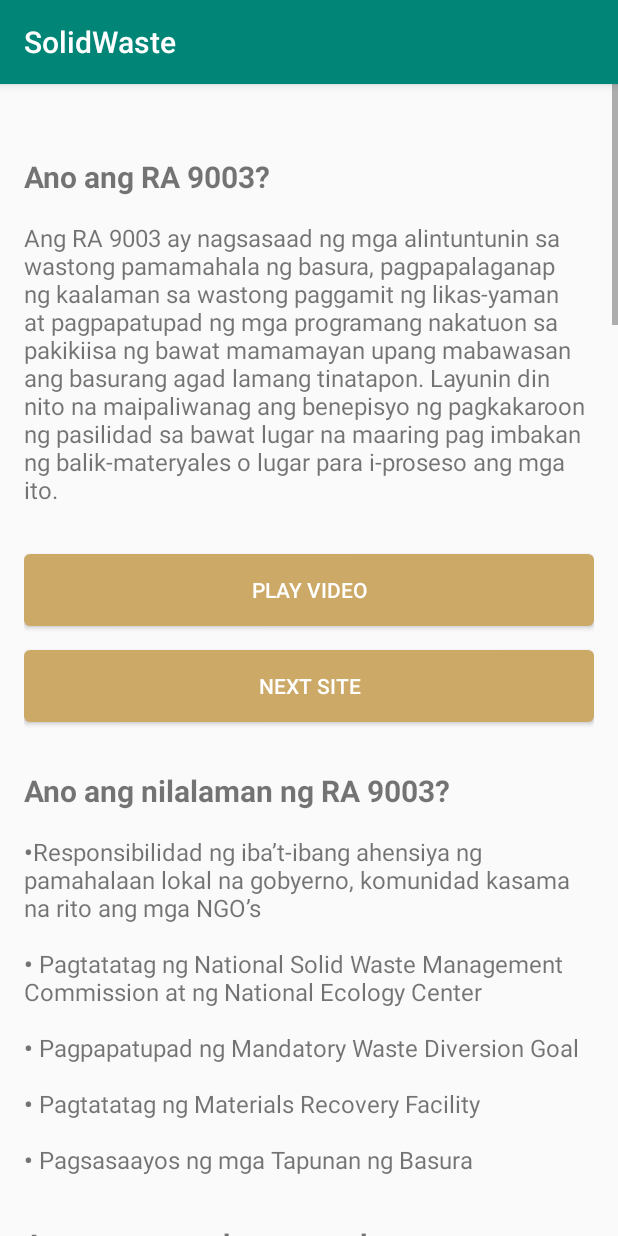
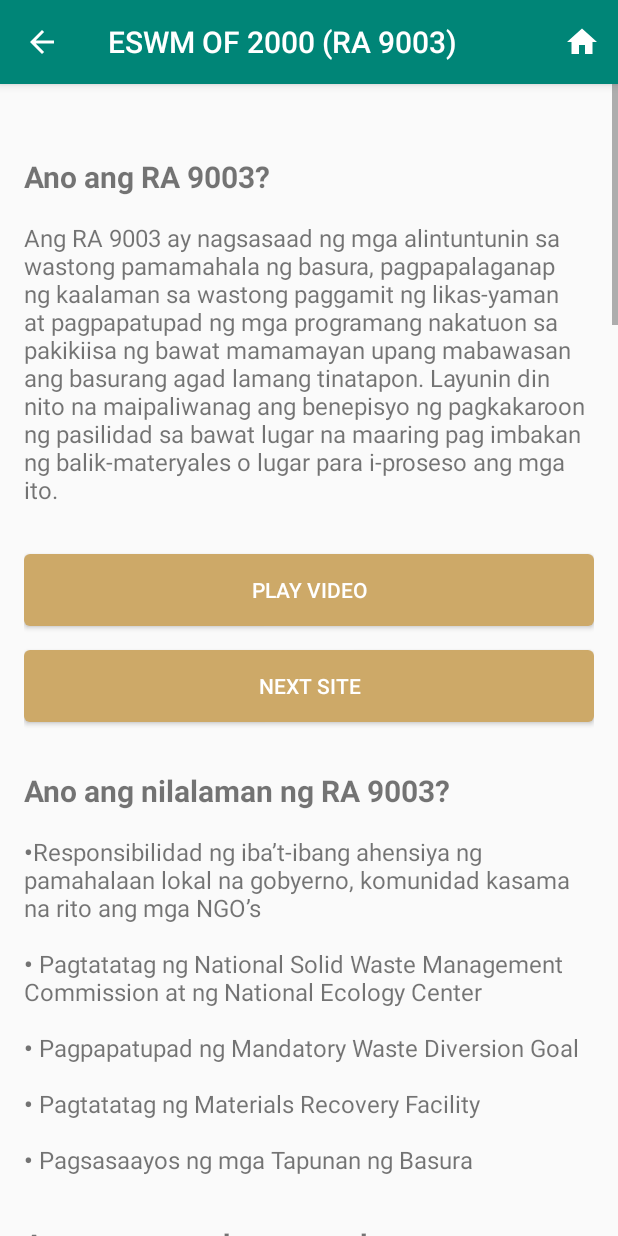
Before and after one commit to LeBronoMars/sw, an Android app: the Ra9003Activity screen opened directly, with no data from a screen before it, on a phone screen of 412 x 824 dp. Run offline under Robolectric (Android 15) with nearby library versions, the phone set to English and light mode, and no system bars; our stand-ins replace Dagger/Hilt's generated code, RxJava, data binding; 3 statements that could not run were skipped.

Commit message:
added action bar navigations

```diff
--- a/app/src/main/java/com/denr/solidwaste/ui/ra9003/Ra9003Activity.java
+++ b/app/src/main/java/com/denr/solidwaste/ui/ra9003/Ra9003Activity.java
@@ -1,9 +1,17 @@
 package com.denr.solidwaste.ui.ra9003;
+
+import android.content.Intent;
+import android.os.Bundle;
+import android.support.annotation.Nullable;
+import android.view.Menu;
+import android.view.MenuItem;
 
 import com.denr.solidwaste.BR;
 import com.denr.solidwaste.R;
 import com.denr.solidwaste.base.BaseActivity;
 import com.denr.solidwaste.databinding.ActivityRa9003Binding;
+import com.denr.solidwaste.ui.home.HomeActivity;
+import com.denr.solidwaste.ui.welcome.WelcomeActivity;
 
 import javax.inject.Inject;
 
@@ -12,6 +20,33 @@ public class Ra9003Activity extends BaseActivity<ActivityRa9003Binding, Ra9003Vi
 
     @Inject
     Ra9003ViewModel ra9003ViewModel;
+
+    @Override
+    protected void onCreate(@Nullable Bundle savedInstanceState) {
+        super.onCreate(savedInstanceState);
+        getSupportActionBar().setDisplayHomeAsUpEnabled(true);
+        getSupportActionBar().setTitle(getString(R.string.ra_9003_toolbar_title));
+    }
+
+    @Override
+    public boolean onCreateOptionsMenu(Menu menu) {
+        getMenuInflater().inflate(R.menu.action_bar_menu, menu);
+        return super.onCreateOptionsMenu(menu);
+    }
+
+    @Override
+    public boolean onOptionsItemSelected(MenuItem item) {
+        switch (item.getItemId()) {
+            case android.R.id.home:
+                this.finish();
+                return true;
+            case R.id.navigation_home:
+                startActivity(new Intent(this, WelcomeActivity.class));
+                finish();
+                return true;
+        }
+        return true;
+    }
 
     @Override
     public int getBindingVariable() {
--- /dev/null
+++ b/app/src/main/res/drawable/ic_home_white_24dp.xml
@@ -0,0 +1,5 @@
+<vector android:height="24dp" android:tint="#FFFFFF"
+    android:viewportHeight="24.0" android:viewportWidth="24.0"
+    android:width="24dp" xmlns:android="http://schemas.android.com/apk/res/android">
+    <path android:fillColor="#FF000000" android:pathData="M10,20v-6h4v6h5v-8h3L12,3 2,12h3v8z"/>
+</vector>
--- /dev/null
+++ b/app/src/main/res/menu/action_bar_menu.xml
@@ -0,0 +1,9 @@
+<?xml version="1.0" encoding="utf-8"?>
+<menu xmlns:android="http://schemas.android.com/apk/res/android"
+    xmlns:app="http://schemas.android.com/apk/res-auto">
+    <item
+        android:id="@+id/navigation_home"
+        android:icon="@drawable/ic_home_white_24dp"
+        android:title="@string/bnve_maps"
+        app:showAsAction="always" />
+</menu>
--- a/app/src/main/res/values/strings.xml
+++ b/app/src/main/res/values/strings.xml
@@ -18,6 +18,7 @@
     <string name="site_list_menu_5">Fantastik4</string>
     <string name="site_list_menu_6">Composting</string>
 
+    <string name="ra_9003_toolbar_title">ESWM OF 2000 (RA 9003)</string>
     <string name="ra_9003_title">Ano ang RA 9003?</string>
     <string name="ra_9003_desc">Ang RA 9003 ay nagsasaad ng mga alintuntunin sa wastong pamamahala ng basura, pagpapalaganap ng kaalaman sa wastong paggamit ng likas-yaman at pagpapatupad ng mga programang nakatuon sa pakikiisa ng bawat mamamayan upang mabawasan ang basurang agad lamang tinatapon. Layunin din nito na maipaliwanag ang benepisyo ng pagkakaroon ng pasilidad sa bawat lugar na maaring pag imbakan ng balik-materyales o lugar para i-proseso ang mga ito.</string>
     <string name="play_video">Play Video</string>
```
